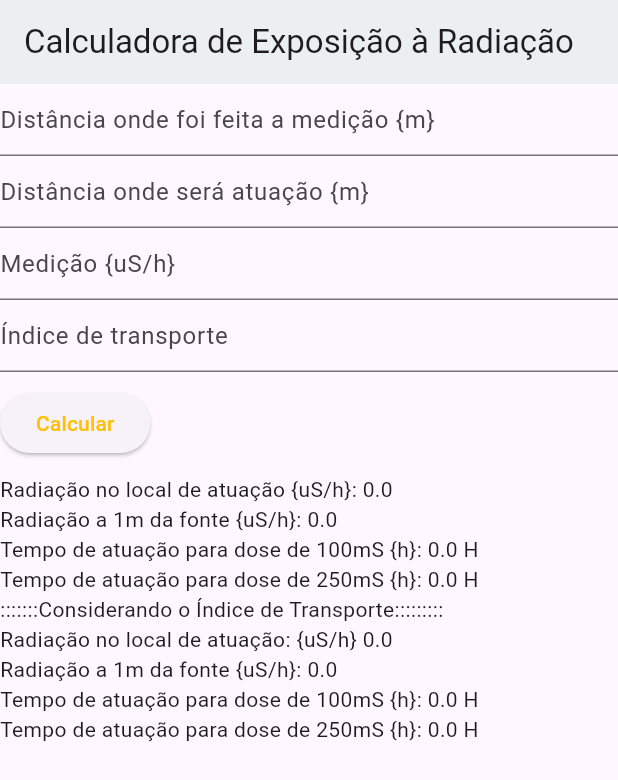
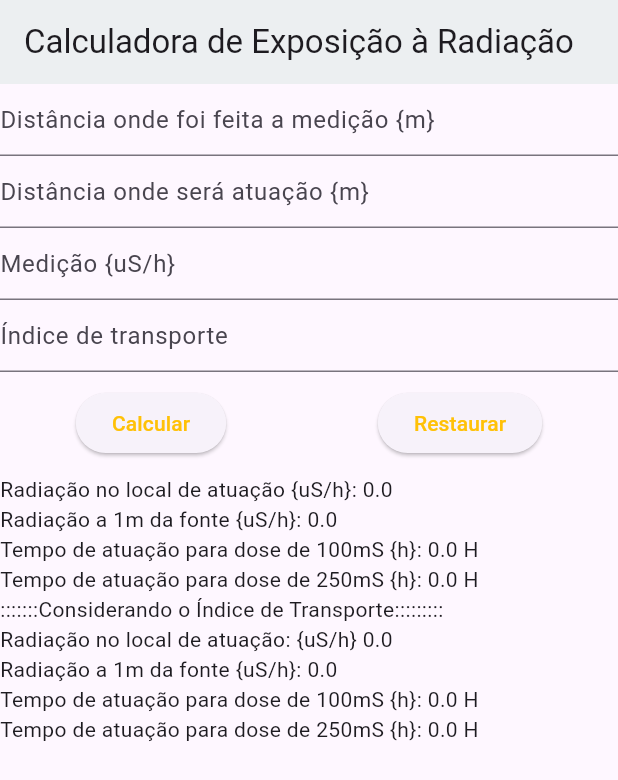
Before and after one commit to nickksoares/radiationcalc, a Flutter app: the screen it shows after launch, on a phone screen of 412 x 824 dp. Shown: the top 780 px of the screen. Run offline on Flutter 3.47's test engine with Material 3 defaults, Android fonts, the phone set to English and light mode, and no system bars.

Commit message:
updated info

```diff
--- a/lib/components/rad_calculation.dart
+++ b/lib/components/rad_calculation.dart
@@ -66,12 +66,45 @@ class _RadiationCalculationState extends State<RadiationCalculation> {
     }
   }
 
+  void restoreDefaults() {
+    setState(() {
+      _distanceController.clear();
+      _measurementController.clear();
+      _workingDistanceController.clear();
+      _transportIndexController.clear();
+      calculatorItems.workingDistance! * 0;
+      calculatorItems.readingFromPoint! * 0;
+      calculatorItems.transportIndex! * 0;
+      calculatorItems.distanceFromSource! * 0;
+      calculatorItems.radiationSource! * 0;
+      calculatorItems.radiationOnWork! * 0;
+      calculatorItems.actingForRisk100! * 0;
+      calculatorItems.actingForRisk250! * 0;
+      calculatorItems.safeRadiationSource! * 0;
+      calculatorItems.safeRadiationOnSite! * 0;
+      calculatorItems.safeForRisk100! * 0;
+      calculatorItems.safeForRisk250! * 0;
+    });
+  }
+
+  ElevatedButton restoreDefaultsBtn() {
+    return ElevatedButton(
+      onPressed: restoreDefaults,
+      child: const Text('Restaurar'),
+    );
+  }
+
+  ElevatedButton showResultsBtn() {
+    return ElevatedButton(
+        onPressed: calculateAndDisplayResults, child: const Text('Calcular'));
+  }
+
   @override
   Widget build(BuildContext context) {
     return Scaffold(
       appBar: AppBar(
         title: const Text('Calculadora de Exposição à Radiação'),
-        backgroundColor: Theme.of(context).colorScheme.background,
+        backgroundColor: Theme.of(context).colorScheme.surface,
       ),
       body: Form(
         key: _formKey,
@@ -108,9 +141,12 @@ class _RadiationCalculationState extends State<RadiationCalculation> {
               ),
               Padding(
                 padding: const EdgeInsets.symmetric(vertical: 10.0),
-                child: ElevatedButton(
-                  onPressed: calculateAndDisplayResults,
-                  child: const Text('Calcular'),
+                child: Row(
+                  mainAxisAlignment: MainAxisAlignment.spaceAround,
+                  children: [
+                    showResultsBtn(),
+                    restoreDefaultsBtn(),
+                  ],
                 ),
               ),
               Text(
@@ -122,8 +158,8 @@ class _RadiationCalculationState extends State<RadiationCalculation> {
               Text(
                   'Tempo de atuação para dose de 250mS {h}: ${calculatorItems.actingForRisk250} H'),
               const SizedBox(
-                child: Text(':::::::Considerando o Índice de Transporte:::::::::'),
-
+                child:
+                    Text(':::::::Considerando o Índice de Transporte:::::::::'),
               ),
               Text(
                   'Radiação no local de atuação: {uS/h} ${calculatorItems.safeRadiationOnSite}'),
--- a/lib/main.dart
+++ b/lib/main.dart
@@ -5,7 +5,7 @@ void main(List<String> args) {
   runApp(const RadiationCalculator());
 }
 
-class RadiationCalculator extends StatelessWidget{
+class RadiationCalculator extends StatelessWidget {
   const RadiationCalculator({super.key});
   @override
   Widget build(BuildContext context) {
@@ -17,23 +17,16 @@ class RadiationCalculator extends StatelessWidget{
           colorScheme: theme.colorScheme.copyWith(
               primary: Colors.amber,
               secondary: Colors.red,
-          background: Colors.blueGrey[50]
-        ),
+              surface: Colors.blueGrey[50]),
           textTheme: theme.textTheme.copyWith(
               titleSmall: const TextStyle(
                 color: Colors.black,
                 fontWeight: FontWeight.bold,
-
               ),
               displayMedium: TextStyle(
-            color: Colors.red,
-            backgroundColor: Colors.orange[100]
-          )
-        )
-      ),
+                  color: Colors.red, backgroundColor: Colors.orange[100]))),
       home: const CalculatorScreen(),
       debugShowCheckedModeBanner: false,
     );
   }
-
 }
```
Also changed, not shown: pubspec.lock, 3 other files. Lines whose indentation alone changed are shown as unchanged.
